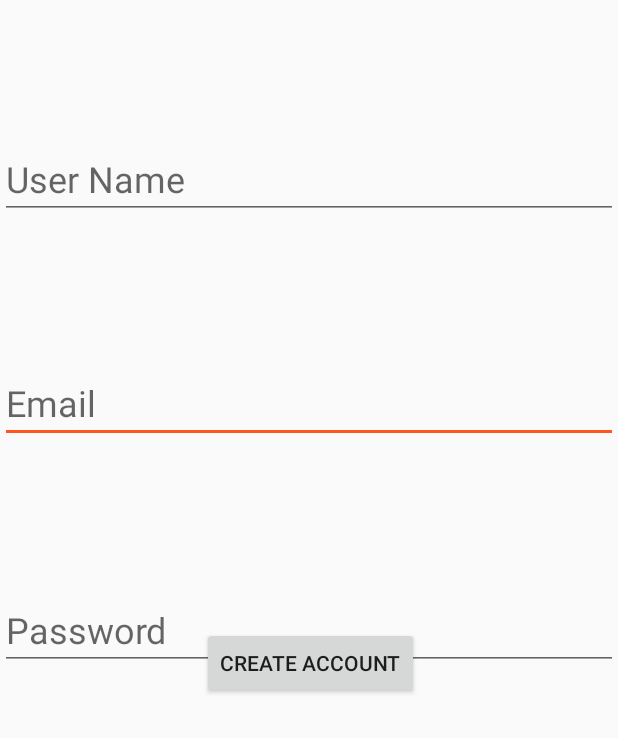
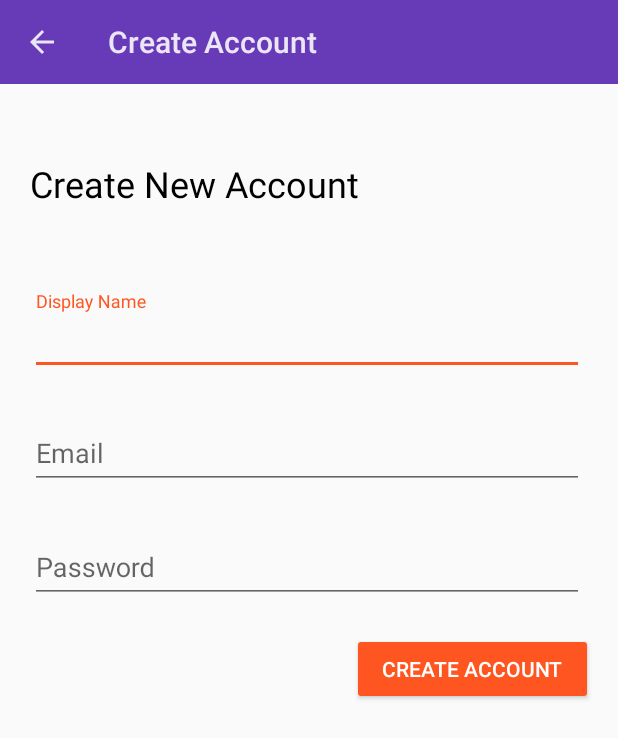
Before and after one commit to emonmeena/lapit, an Android app: the RegisterActivity screen opened directly, with no data from a screen before it, on a phone screen of 412 x 824 dp. Shown: the top 738 px of the screen. Run offline under Robolectric (Android 15) with nearby library versions, the phone set to English and light mode, and no system bars; our stand-ins replace Firebase (no records; nobody signed in at launch, a user with empty details on screens opened directly).

Commit message:
Robust Application

```diff
--- a/app/src/main/java/com/example/android/lapitchat/MainActivity.java
+++ b/app/src/main/java/com/example/android/lapitchat/MainActivity.java
@@ -43,7 +43,6 @@ public class MainActivity extends AppCompatActivity {
         Intent startIntent = new Intent(MainActivity.this, StartActivity.class);
         startActivity(startIntent);
         finish();
-
     }
 
     @Override
--- a/app/src/main/java/com/example/android/lapitchat/RegisterActivity.java
+++ b/app/src/main/java/com/example/android/lapitchat/RegisterActivity.java
@@ -2,23 +2,21 @@ package com.example.android.lapitchat;
 
 import androidx.annotation.NonNull;
 import androidx.appcompat.app.AppCompatActivity;
+import androidx.appcompat.widget.Toolbar;
 
+import android.app.ProgressDialog;
 import android.content.Intent;
 import android.os.Bundle;
-import android.util.Log;
+import android.text.TextUtils;
 import android.view.View;
 import android.widget.Button;
-import android.widget.ImageButton;
 import android.widget.Toast;
 
 import com.google.android.gms.tasks.OnCompleteListener;
 import com.google.android.gms.tasks.Task;
 import com.google.android.material.textfield.TextInputEditText;
-import com.google.android.material.textfield.TextInputLayout;
 import com.google.firebase.auth.AuthResult;
 import com.google.firebase.auth.FirebaseAuth;
-
-import org.w3c.dom.Text;
 
 public class RegisterActivity extends AppCompatActivity {
 
@@ -27,20 +25,33 @@ public class RegisterActivity extends AppCompatActivity {
     private TextInputEditText mPassword;
     private Button mCreateBtn;
 
-    // FIREBASE
+    private Toolbar mToolbar;
+
+    //ProgressDialog
+    private ProgressDialog mRegProgress;
+
+    // FIREBASE AUTH
     private FirebaseAuth mAuth;
     @Override
     protected void onCreate(Bundle savedInstanceState) {
         super.onCreate(savedInstanceState);
         setContentView(R.layout.activity_register);
 
-        // FIREBASE
+//        Toolbar Set
+        mToolbar = (Toolbar) findViewById(R.id.register_toolbar);
+        setSupportActionBar(mToolbar);
+        getSupportActionBar().setTitle("Create Account");
+        getSupportActionBar().setDisplayHomeAsUpEnabled(true);
+
+        mRegProgress = new ProgressDialog(this);
+
+        // FIREBASE AUTH
         mAuth = FirebaseAuth.getInstance();
 
         mUserName = (TextInputEditText) findViewById(R.id.reg_display_name);
-        mEmail = (TextInputEditText) findViewById(R.id.reg_email);
-        mPassword = (TextInputEditText) findViewById(R.id.reg_password);
-        mCreateBtn = (Button) findViewById(R.id.reg_create_btn);
+        mEmail = (TextInputEditText) findViewById(R.id.login_email);
+        mPassword = (TextInputEditText) findViewById(R.id.login_password);
+        mCreateBtn = (Button) findViewById(R.id.login_btn);
 
         mCreateBtn.setOnClickListener(new View.OnClickListener() {
             @Override
@@ -48,8 +59,14 @@ public class RegisterActivity extends AppCompatActivity {
             String user_name = mUserName.getText().toString();
             String email = mEmail.getText().toString();
             String password = mPassword.getText().toString();
+            if (!TextUtils.isEmpty(user_name) && !TextUtils.isEmpty(email) && !TextUtils.isEmpty(password)){
+                mRegProgress.setTitle("Registering User");
+                mRegProgress.setMessage("Please wait while we create you account");
+                mRegProgress.setCanceledOnTouchOutside(false);
+                mRegProgress.show();
 
-            register_user(user_name, email, password);
+                register_user(user_name, email, password);
+            }
 
             }
         });
@@ -60,12 +77,15 @@ public class RegisterActivity extends AppCompatActivity {
            @Override
            public void onComplete(@NonNull Task<AuthResult> task) {
             if (task.isSuccessful()){
+                mRegProgress.dismiss();
+
                 Intent mainIntent = new Intent(RegisterActivity.this, MainActivity.class);
                 startActivity(mainIntent);
                 finish();
             }
             else{
-                Toast.makeText(RegisterActivity.this, "You got some error", Toast.LENGTH_LONG).show();
+                mRegProgress.hide();
+                Toast.makeText(RegisterActivity.this, "Please Fill valid Email", Toast.LENGTH_LONG).show();
             }
            }
        });
--- a/app/src/main/res/layout/activity_register.xml
+++ b/app/src/main/res/layout/activity_register.xml
@@ -6,104 +6,97 @@
     android:layout_height="match_parent"
     tools:context=".RegisterActivity">
 
+    <include layout="@layout/app_bar_layout" android:id="@+id/register_toolbar"/>
+
     <Button
-        android:id="@+id/reg_create_btn"
+        android:id="@+id/login_btn"
         android:layout_width="wrap_content"
         android:layout_height="wrap_content"
-        android:layout_marginStart="134dp"
-        android:layout_marginTop="418dp"
-        android:layout_marginEnd="132dp"
-        android:layout_marginBottom="265dp"
+        android:layout_marginTop="20dp"
+        android:backgroundTint="@color/colorAccent"
+        android:paddingLeft="20dp"
+        android:paddingRight="20dp"
         android:text="@string/create_account"
+        android:textColor="@android:color/white"
+        app:layout_constraintEnd_toEndOf="parent"
+        app:layout_constraintHorizontal_bias="0.935"
+        app:layout_constraintStart_toStartOf="parent"
+        app:layout_constraintTop_toBottomOf="@+id/textInputLayout4" />
+
+    <TextView
+        android:id="@+id/textView2"
+        android:layout_width="274dp"
+        android:layout_height="38dp"
+        android:layout_marginStart="20dp"
+        android:layout_marginTop="50dp"
+        android:text="@string/create_new_account"
+        android:textAlignment="textStart"
+        android:textColor="@color/common_google_signin_btn_text_dark_focused"
+        android:textColorLink="@color/design_default_color_primary"
+        android:textSize="24sp"
+        app:layout_constraintStart_toStartOf="parent"
+        app:layout_constraintTop_toBottomOf="@+id/register_toolbar" />
+
+    <com.google.android.material.textfield.TextInputLayout
+        android:layout_width="409dp"
+        android:layout_height="wrap_content"
+        android:layout_marginTop="46dp"
+        android:layout_marginBottom="124dp"
         app:layout_constraintBottom_toBottomOf="parent"
-        app:layout_constraintEnd_toEndOf="parent"
-        app:layout_constraintStart_toStartOf="parent"
-        app:layout_constraintTop_toTopOf="parent"
-        app:layout_constraintVertical_bias="0.0" />
+        app:layout_constraintTop_toBottomOf="@+id/login_btn"
+        tools:layout_editor_absoluteX="1dp"/>
 
     <com.google.android.material.textfield.TextInputLayout
         android:id="@+id/textInputLayout2"
         android:layout_width="409dp"
         android:layout_height="wrap_content"
-        android:layout_marginStart="1dp"
-        android:layout_marginTop="67dp"
-        android:layout_marginEnd="1dp"
-        android:layout_marginBottom="25dp"
-        app:layout_constraintBottom_toTopOf="@+id/reg_display_name"
-        app:layout_constraintEnd_toEndOf="parent"
-        app:layout_constraintStart_toStartOf="parent"
-        app:layout_constraintTop_toTopOf="parent">
+        android:layout_marginTop="50dp"
+        app:layout_constraintTop_toBottomOf="@+id/textView2"
+        tools:layout_editor_absoluteX="0dp">
 
+        <com.google.android.material.textfield.TextInputEditText
+            android:id="@+id/reg_display_name"
+            android:layout_width="match_parent"
+            android:layout_height="wrap_content"
+            android:layout_marginStart="20dp"
+            android:layout_marginEnd="20dp"
+            android:hint="Display Name" />
     </com.google.android.material.textfield.TextInputLayout>
 
     <com.google.android.material.textfield.TextInputLayout
         android:id="@+id/textInputLayout3"
         android:layout_width="409dp"
         android:layout_height="wrap_content"
-        android:layout_marginStart="1dp"
-        android:layout_marginTop="3dp"
-        android:layout_marginEnd="1dp"
-        android:layout_marginBottom="77dp"
-        app:layout_constraintBottom_toTopOf="@+id/reg_email"
-        app:layout_constraintEnd_toEndOf="parent"
-        app:layout_constraintStart_toStartOf="parent"
-        app:layout_constraintTop_toBottomOf="@+id/reg_display_name">
+        android:layout_marginTop="20dp"
+        app:layout_constraintTop_toBottomOf="@+id/textInputLayout2"
+        tools:layout_editor_absoluteX="0dp">
 
+        <com.google.android.material.textfield.TextInputEditText
+            android:id="@+id/login_email"
+            android:layout_width="match_parent"
+            android:layout_height="wrap_content"
+            android:layout_marginStart="20dp"
+            android:layout_marginEnd="20dp"
+            android:hint="Email"
+            android:inputType="textWebEmailAddress" />
     </com.google.android.material.textfield.TextInputLayout>
 
-    <com.google.android.material.textfield.TextInputEditText
-        android:id="@+id/reg_email"
-        android:layout_width="match_parent"
-        android:layout_height="wrap_content"
-        android:layout_marginTop="44dp"
-        android:layout_marginBottom="64dp"
-        android:hint="@string/email"
-        android:textSize="24sp"
-        app:layout_constraintBottom_toTopOf="@+id/reg_password"
-        app:layout_constraintEnd_toEndOf="parent"
-        app:layout_constraintHorizontal_bias="0.0"
-        app:layout_constraintStart_toStartOf="parent"
-        app:layout_constraintTop_toBottomOf="@+id/reg_display_name" />
-
-    <com.google.android.material.textfield.TextInputEditText
-        android:id="@+id/reg_display_name"
-        android:layout_width="match_parent"
-        android:layout_height="wrap_content"
-        android:layout_marginTop="108dp"
-        android:layout_marginBottom="52dp"
-        android:hint="@string/user_name"
-        android:textSize="24sp"
-        app:layout_constraintBottom_toTopOf="@+id/reg_email"
-        app:layout_constraintEnd_toEndOf="parent"
-        app:layout_constraintHorizontal_bias="0.0"
-        app:layout_constraintStart_toStartOf="parent"
-        app:layout_constraintTop_toTopOf="parent" />
-
     <com.google.android.material.textfield.TextInputLayout
-        android:id="@+id/textInputLayout"
+        android:id="@+id/textInputLayout4"
         android:layout_width="409dp"
         android:layout_height="wrap_content"
-        android:layout_marginStart="1dp"
-        android:layout_marginTop="79dp"
-        android:layout_marginEnd="1dp"
-        android:layout_marginBottom="13dp"
-        app:layout_constraintBottom_toTopOf="@+id/reg_display_name"
-        app:layout_constraintEnd_toEndOf="parent"
-        app:layout_constraintStart_toStartOf="parent"
-        app:layout_constraintTop_toTopOf="parent">
+        android:layout_marginTop="20dp"
+        app:layout_constraintTop_toBottomOf="@+id/textInputLayout3"
+        tools:layout_editor_absoluteX="1dp">
 
+        <com.google.android.material.textfield.TextInputEditText
+            android:id="@+id/login_password"
+            android:layout_width="match_parent"
+            android:layout_height="wrap_content"
+            android:layout_marginStart="20dp"
+            android:layout_marginEnd="20dp"
+            android:hint="Password"
+            android:inputType="textPassword" />
     </com.google.android.material.textfield.TextInputLayout>
 
-    <com.google.android.material.textfield.TextInputEditText
-        android:id="@+id/reg_password"
-        android:layout_width="match_parent"
-        android:layout_height="wrap_content"
-        android:layout_marginTop="34dp"
-        android:layout_marginBottom="20dp"
-        android:hint="@string/password"
-        android:textSize="24sp"
-        app:layout_constraintBottom_toTopOf="@+id/reg_create_btn"
-        app:layout_constraintEnd_toEndOf="parent"
-        app:layout_constraintStart_toStartOf="parent"
-        app:layout_constraintTop_toBottomOf="@+id/reg_email" />
 </androidx.constraintlayout.widget.ConstraintLayout>
--- a/app/src/main/res/layout/activity_start.xml
+++ b/app/src/main/res/layout/activity_start.xml
@@ -4,32 +4,49 @@
     xmlns:tools="http://schemas.android.com/tools"
     android:layout_width="match_parent"
     android:layout_height="match_parent"
+    android:backgroundTint="@color/colorPrimaryDark"
+    android:background="@color/colorPrimary"
     tools:context=".StartActivity">
 
     <TextView
         android:id="@+id/textView"
-        android:layout_width="wrap_content"
-        android:layout_height="32dp"
+        android:layout_width="198dp"
+        android:layout_height="83dp"
         android:layout_marginStart="146dp"
-        android:layout_marginTop="330dp"
+        android:layout_marginTop="412dp"
         android:layout_marginEnd="147dp"
-        android:text="@string/login_page"
+        android:text="Welcome To Lapit Chat App"
+        android:textAlignment="center"
+        android:textColor="@android:color/white"
         android:textSize="24sp"
-        app:layout_constraintBottom_toTopOf="@+id/start_reg_btn"
+        app:layout_constraintBottom_toTopOf="@+id/button"
         app:layout_constraintEnd_toEndOf="parent"
         app:layout_constraintStart_toStartOf="parent"
         app:layout_constraintTop_toTopOf="parent" />
 
     <Button
         android:id="@+id/start_reg_btn"
+        android:layout_width="196dp"
+        android:layout_height="47dp"
+        android:layout_marginStart="96dp"
+        android:layout_marginEnd="96dp"
+        android:layout_marginBottom="140dp"
+        android:text="Need a new Account?"
+        android:textColorHint="@color/colorPrimaryDark"
+        app:layout_constraintBottom_toBottomOf="parent"
+        app:layout_constraintEnd_toEndOf="parent"
+        app:layout_constraintStart_toStartOf="parent"
+        app:layout_constraintTop_toBottomOf="@+id/button" />
+
+    <Button
+        android:id="@+id/button"
         android:layout_width="wrap_content"
         android:layout_height="wrap_content"
-        android:layout_marginStart="114dp"
-        android:layout_marginTop="70dp"
-        android:layout_marginEnd="115dp"
-        android:layout_marginBottom="251dp"
-        android:text="Need a new Account?"
-        app:layout_constraintBottom_toBottomOf="parent"
+        android:layout_marginStart="113dp"
+        android:layout_marginEnd="113dp"
+        android:backgroundTint="@color/colorAccent"
+        android:text="Already have Acount"
+        app:layout_constraintBottom_toTopOf="@+id/start_reg_btn"
         app:layout_constraintEnd_toEndOf="parent"
         app:layout_constraintStart_toStartOf="parent"
         app:layout_constraintTop_toBottomOf="@+id/textView" />
--- a/app/src/main/res/values/strings.xml
+++ b/app/src/main/res/values/strings.xml
@@ -12,4 +12,5 @@
     <string name="user_name">User Name</string>
     <string name="email">Email</string>
     <string name="log_out">Log Out</string>
+    <string name="create_new_account">Create New Account</string>
 </resources>
```
Also changed, not shown: app/src/main/AndroidManifest.xml (+5 -2 lines).
